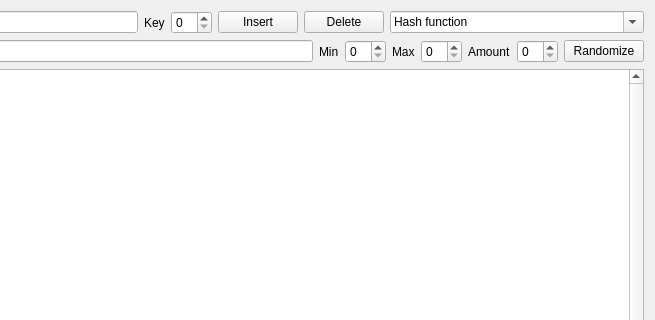
Above: laboratory work/QT_labs/hashWidget/widget.ui from SAE-137/-Labs before the change; both pictures show x 168 to 823 and y 0 to 320 of the 823 by 656 pixel window. Below: the same form after it.
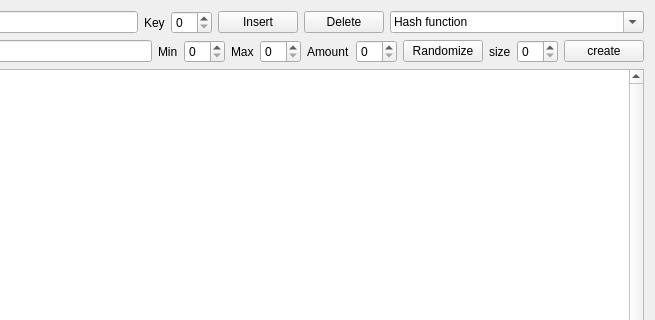
That is the form after the change.

```diff
--- a/laboratory work/QT_labs/hashWidget/widget.ui
+++ b/laboratory work/QT_labs/hashWidget/widget.ui
@@ -164,6 +164,23 @@
        </property>
       </widget>
      </item>
+     <item>
+      <widget class="QLabel" name="label_7">
+       <property name="text">
+        <string>size</string>
+       </property>
+      </widget>
+     </item>
+     <item>
+      <widget class="QSpinBox" name="spinBoxSize"/>
+     </item>
+     <item>
+      <widget class="QPushButton" name="pushButtonCreate">
+       <property name="text">
+        <string>create</string>
+       </property>
+      </widget>
+     </item>
     </layout>
    </item>
    <item>
```
